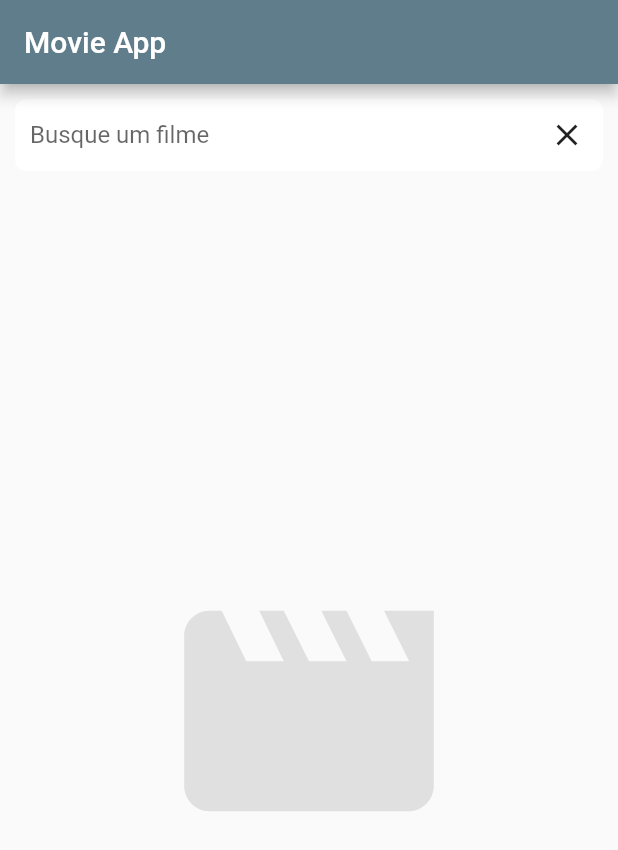
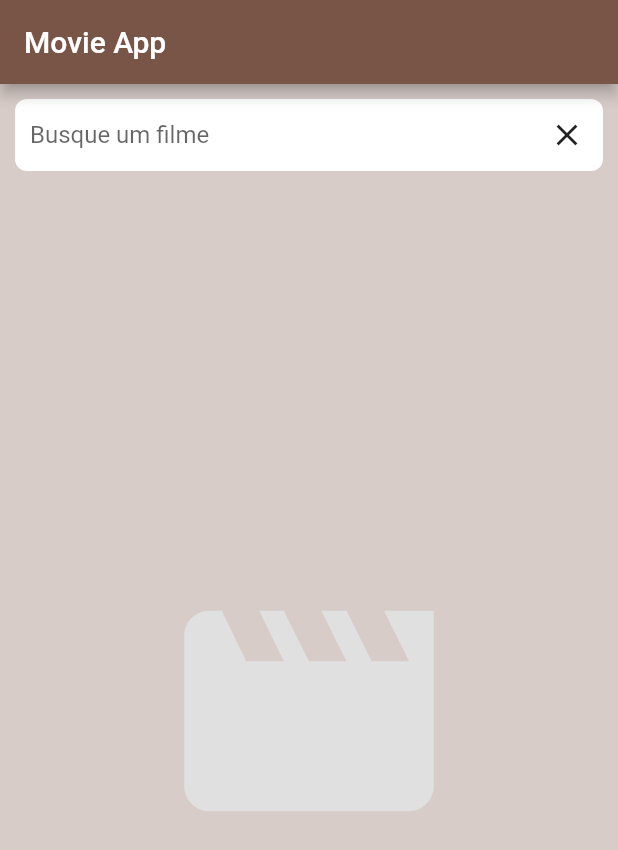
Before and after one commit to hebersousa/movie_app, a Flutter app: the screen it shows after launch, on a phone screen of 412 x 824 dp. Shown: the top 850 px of the screen. Run offline on Flutter 3.47's test engine with Material 2 defaults, Android fonts, the phone set to English and light mode, and no system bars; our stand-ins replace cached_network_image, dio.

Commit message:
first commit

```diff
--- a/lib/main.dart
+++ b/lib/main.dart
@@ -12,7 +12,7 @@ class MyApp extends StatelessWidget{
     return MaterialApp(
       title: "Movie App",
       theme: ThemeData(
-          primarySwatch: Colors.blueGrey
+          primarySwatch: Colors.brown
       ),
       home: MovieScreen(),
 
--- a/lib/screens/movie_sc.dart
+++ b/lib/screens/movie_sc.dart
@@ -107,6 +107,7 @@ TextEditingController txtController = TextEditingController();
       );
 
       return Scaffold(
+        backgroundColor: Theme.of(context).primaryColorLight,
         appBar: titleApp,
         body: Column( children: [
 
@@ -147,9 +148,10 @@ TextEditingController txtController = TextEditingController();
        return new Column(
          children: <Widget>[
            ListTile(
-            title:Text(movie.title),
+            title:Text(movie.title, style: TextStyle(color: Theme.of(context).accentColor)),
             leading: CachedNetworkImage(imageUrl: "https://image.tmdb.org/t/p/w92${movie.poster_path}",
               placeholder: Icon(Icons.movie_creation),
+              height: 60.0,
             ),
             onTap: (){
               Navigator.of(context).push(
```
